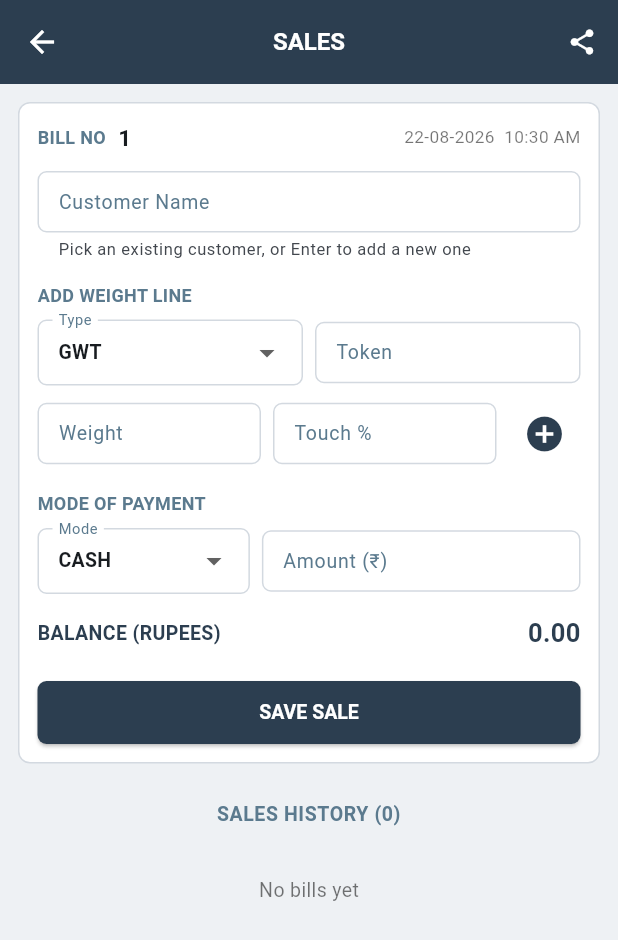
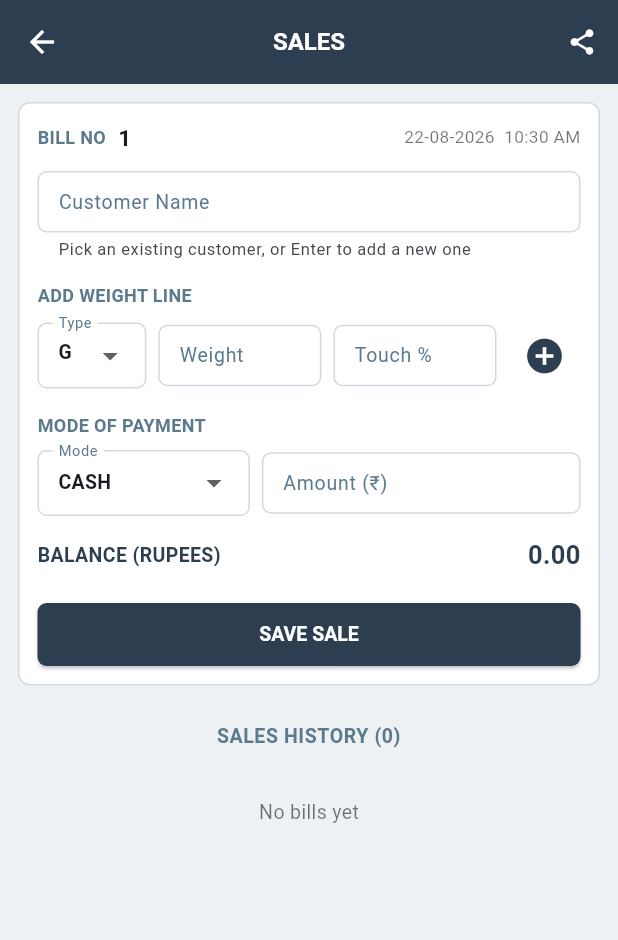
Before and after one commit to Vigneshwari116/goldrate, a Flutter app: the TransactionScreen screen opened directly, on a phone screen of 412 x 824 dp. Shown: the top 940 px of the screen. Run offline on Flutter 3.47's test engine with Material 3 defaults, Android fonts, the phone set to English and light mode, and no system bars; our stand-ins replace file_picker, pdf, share_plus, sqflite, sqflite_common_ffi; accounts and stored records are empty.

Commit message:
Fill the window on every screen and drop Token from bills
Sales and Purchase no longer have a Token field. Forms and lists
stretch across the content area so the right side is not left empty.

Co-authored-by: Vigneshwari116 <Vigneshwari116@users.noreply.github.com>

```diff
--- a/lib/screens/customer_master_screen.dart
+++ b/lib/screens/customer_master_screen.dart
@@ -506,6 +506,7 @@ class _CustomerMasterScreenState extends State<CustomerMasterScreen> {
 
   Widget _buildFormCard() {
     return Container(
+      width: double.infinity,
       decoration: BoxDecoration(
         color: AppColors.cardWhite,
         borderRadius: BorderRadius.circular(8),
@@ -731,10 +732,9 @@ class _CustomerMasterScreenState extends State<CustomerMasterScreen> {
           : Column(
         children: [
           Expanded(
-            child: SingleChildScrollView(
+            child: Padding(
               padding: const EdgeInsets.all(12),
               child: SplitLayout(
-                primaryWidth: 380,
                 primary: _buildFormCard(),
                 secondary: _buildListSection(),
               ),
--- a/lib/screens/history_screen.dart
+++ b/lib/screens/history_screen.dart
@@ -4,7 +4,6 @@ import 'package:path_provider/path_provider.dart';
 import 'package:share_plus/share_plus.dart';
 import '../database/database_helper.dart';
 import '../theme/app_theme.dart';
-import '../theme/responsive.dart';
 import '../widgets/app_shell.dart';
 
 class HistoryScreen extends StatefulWidget {
@@ -118,9 +117,7 @@ class _HistoryScreenState extends State<HistoryScreen> {
           style: TextStyle(fontSize: 13, color: Colors.black54),
         ),
       )
-          : CenteredMaxWidth(
-        maxWidth: 560,
-        child: ListView.builder(
+          : ListView.builder(
           padding: const EdgeInsets.fromLTRB(12, 12, 12, 80),
           itemCount: history.length,
           itemBuilder: (context, index) {
@@ -162,7 +159,6 @@ class _HistoryScreenState extends State<HistoryScreen> {
             );
           },
         ),
-      ),
       floatingActionButton: history.isEmpty
           ? null
           : FloatingActionButton.extended(
--- a/lib/screens/master_screen.dart
+++ b/lib/screens/master_screen.dart
@@ -2,7 +2,6 @@ import 'package:flutter/material.dart';
 import 'package:intl/intl.dart';
 import '../database/database_helper.dart';
 import '../theme/app_theme.dart';
-import '../theme/responsive.dart';
 import '../utils/number_format.dart';
 import '../widgets/app_shell.dart';
 import 'history_screen.dart';
@@ -174,9 +173,7 @@ class _MasterScreenState extends State<MasterScreen> {
       ),
       body: _loading
           ? const Center(child: CircularProgressIndicator())
-          : CenteredMaxWidth(
-        maxWidth: 560,
-        child: Column(
+          : Column(
           children: [
             // Single global "Last Updated" header
             Container(
@@ -283,7 +280,6 @@ class _MasterScreenState extends State<MasterScreen> {
             ),
           ],
         ),
-      ),
     );
   }
 }
--- a/lib/screens/opening_weight_screen.dart
+++ b/lib/screens/opening_weight_screen.dart
@@ -3,7 +3,6 @@ import 'package:intl/intl.dart';
 
 import '../database/database_helper.dart';
 import '../theme/app_theme.dart';
-import '../theme/responsive.dart';
 import '../utils/number_format.dart';
 import '../widgets/app_shell.dart';
 
@@ -171,8 +170,7 @@ class _OpeningWeightScreenState extends State<OpeningWeightScreen> {
           ? const Center(child: CircularProgressIndicator())
           : SingleChildScrollView(
         padding: const EdgeInsets.all(12),
-        child: CenteredMaxWidth(
-          child: Column(
+        child: Column(
             crossAxisAlignment: CrossAxisAlignment.stretch,
             children: [
               if (_saved != null) ...[
@@ -269,7 +267,6 @@ class _OpeningWeightScreenState extends State<OpeningWeightScreen> {
               ],
             ],
           ),
-        ),
       ),
     );
   }
--- a/lib/screens/supplier_master_screen.dart
+++ b/lib/screens/supplier_master_screen.dart
@@ -500,6 +500,7 @@ class _SupplierMasterScreenState extends State<SupplierMasterScreen> {
 
   Widget _buildFormCard() {
     return Container(
+      width: double.infinity,
       decoration: BoxDecoration(
         color: AppColors.cardWhite,
         borderRadius: BorderRadius.circular(8),
@@ -716,10 +717,9 @@ class _SupplierMasterScreenState extends State<SupplierMasterScreen> {
           : Column(
         children: [
           Expanded(
-            child: SingleChildScrollView(
+            child: Padding(
               padding: const EdgeInsets.all(12),
               child: SplitLayout(
-                primaryWidth: 380,
                 primary: _buildFormCard(),
                 secondary: _buildListSection(),
               ),
--- a/lib/screens/transaction_screen.dart
+++ b/lib/screens/transaction_screen.dart
@@ -80,13 +80,11 @@ class _TransactionScreenState extends State<TransactionScreen> {
   static final RegExp _numberRegex = RegExp(r'^\d+(\.\d+)?$');
 
   final _partyController = TextEditingController();
-  final _tokenController = TextEditingController();
   final _weightController = TextEditingController();
   final _touchController = TextEditingController();
   final _paymentAmountController = TextEditingController();
 
   final _partyFocus = FocusNode();
-  final _tokenFocus = FocusNode();
   final _weightFocus = FocusNode();
   final _touchFocus = FocusNode();
   final _paymentFocus = FocusNode();
@@ -149,12 +147,10 @@ class _TransactionScreenState extends State<TransactionScreen> {
   @override
   void dispose() {
     _partyController.dispose();
-    _tokenController.dispose();
     _weightController.dispose();
     _touchController.dispose();
     _paymentAmountController.dispose();
     _partyFocus.dispose();
-    _tokenFocus.dispose();
     _weightFocus.dispose();
     _touchFocus.dispose();
     _paymentFocus.dispose();
@@ -253,7 +249,7 @@ class _TransactionScreenState extends State<TransactionScreen> {
 
   Future<void> _onPartySubmitted() async {
     final ok = await _ensureKnownParty();
-    if (ok && mounted) _tokenFocus.requestFocus();
+    if (ok && mounted) _weightFocus.requestFocus();
   }
 
   /// Turns a party's outstanding {rupees, grams} totals into one line
@@ -303,16 +299,14 @@ class _TransactionScreenState extends State<TransactionScreen> {
     setState(() {
       _items.add(_TransactionItem(
         type: _selectedItemType,
-        token: _tokenController.text.trim(),
         weight: weight,
         touch: touch,
         rate: rate,
       ));
-      _tokenController.clear();
       _weightController.clear();
       _touchController.clear();
     });
-    _tokenFocus.requestFocus();
+    _weightFocus.requestFocus();
   }
 
   void _removeItem(int index) {
@@ -325,7 +319,6 @@ class _TransactionScreenState extends State<TransactionScreen> {
 
   void _clearForm() {
     _partyController.clear();
-    _tokenController.clear();
     _weightController.clear();
     _touchController.clear();
     _paymentAmountController.clear();
@@ -532,7 +525,6 @@ class _TransactionScreenState extends State<TransactionScreen> {
         for (var i = 0; i < items.length; i++)
           EstimateLine(
             sno: i + 1,
-            token: items[i].token,
             weight: items[i].weight,
             touch: items[i].touch,
             pureWt: items[i].pureWt,
@@ -645,6 +637,7 @@ class _TransactionScreenState extends State<TransactionScreen> {
   }
   Widget _buildFormCard() {
     return Container(
+      width: double.infinity,
       decoration: BoxDecoration(
         color: AppColors.cardWhite,
         borderRadius: BorderRadius.circular(8),
@@ -744,6 +737,7 @@ class _TransactionScreenState extends State<TransactionScreen> {
           Row(
             children: [
               Expanded(
+                flex: 2,
                 child: DropdownButtonFormField<String>(
                   value: _selectedItemType,
                   isExpanded: true,
@@ -758,21 +752,7 @@ class _TransactionScreenState extends State<TransactionScreen> {
               ),
               const SizedBox(width: 8),
               Expanded(
-                child: TextFormField(
-                  controller: _tokenController,
-                  focusNode: _tokenFocus,
-                  textInputAction: TextInputAction.next,
-                  onFieldSubmitted: (_) => _weightFocus.requestFocus(),
-                  style: const TextStyle(fontSize: 14),
-                  decoration: const InputDecoration(label: Text("Token")),
-                ),
-              ),
-            ],
-          ),
-          const SizedBox(height: 8),
-          Row(
-            children: [
-              Expanded(
+                flex: 3,
                 child: TextFormField(
                   controller: _weightController,
                   focusNode: _weightFocus,
@@ -787,6 +767,7 @@ class _TransactionScreenState extends State<TransactionScreen> {
               ),
               const SizedBox(width: 8),
               Expanded(
+                flex: 3,
                 child: TextFormField(
                   controller: _touchController,
                   focusNode: _touchFocus,
@@ -823,7 +804,6 @@ class _TransactionScreenState extends State<TransactionScreen> {
                 dataTextStyle: const TextStyle(fontSize: 12.5),
                 columns: const [
                   DataColumn(label: Text('SNo')),
-                  DataColumn(label: Text('TOKEN')),
                   DataColumn(label: Text('WT'), numeric: true),
                   DataColumn(label: Text('TOUCH'), numeric: true),
                   DataColumn(label: Text('PURE'), numeric: true),
@@ -833,7 +813,6 @@ class _TransactionScreenState extends State<TransactionScreen> {
                   final item = _items[index];
                   return DataRow(cells: [
                     DataCell(Text('${index + 1}')),
-                    DataCell(Text(item.token.isEmpty ? '-' : item.token)),
                     DataCell(Text(formatWeight(item.weight))),
                     DataCell(Text(formatWeight(item.touch))),
                     DataCell(Text(formatWeight(item.pureWt))),
@@ -1040,10 +1019,9 @@ class _TransactionScreenState extends State<TransactionScreen> {
       ),
       body: _loading
           ? const Center(child: CircularProgressIndicator())
-          : SingleChildScrollView(
+          : Padding(
         padding: const EdgeInsets.all(12),
         child: SplitLayout(
-          primaryWidth: 420,
           primary: _buildFormCard(),
           secondary: _buildHistorySection(),
         ),
--- a/lib/services/estimate_bill_pdf.dart
+++ b/lib/services/estimate_bill_pdf.dart
@@ -7,14 +7,12 @@ import '../utils/number_format.dart';
 
 class EstimateLine {
   final int sno;
-  final String token;
   final double weight;
   final double touch;
   final double pureWt;
 
   EstimateLine({
     required this.sno,
-    required this.token,
     required this.weight,
     required this.touch,
     required this.pureWt,
@@ -110,7 +108,6 @@ Future<Uint8List> buildEstimateBillPdf({
                 pw.TableRow(
                   children: [
                     _h('SNo', headerStyle),
-                    _h('Token', headerStyle),
                     _h('Weight', headerStyle),
                     _h('Touch', headerStyle),
                     _h('Pure', headerStyle),
@@ -120,7 +117,6 @@ Future<Uint8List> buildEstimateBillPdf({
                   pw.TableRow(
                     children: [
                       _c('${line.sno}', cellStyle),
-                      _c(line.token.isEmpty ? '-' : line.token, cellStyle),
                       _c(formatWeight(line.weight), cellStyle),
                       _c(formatWeight(line.touch), cellStyle),
                       _c(formatWeight(line.pureWt), cellStyle),
--- a/lib/theme/responsive.dart
+++ b/lib/theme/responsive.dart
@@ -1,85 +1,83 @@
 import 'package:flutter/material.dart';
 
-/// Practical desktop/mobile layout for a shop till app.
-///
-/// Nothing here changes font sizes, icon sizes, or paddings — every
-/// value already set in a screen file (fontSize: 14, Icon(size: 20),
-/// EdgeInsets.all(12), etc.) stays pixel-identical on both platforms.
-/// This only decides how content is ARRANGED when there's extra
-/// horizontal room (a desktop window), so a shop counter PC puts its
-/// screen to use instead of stretching a phone-shaped column across
-/// it, or floating it centered in empty space.
+/// Shop-till layout: use the full window, like a real jewellery POS.
 class Responsive {
   Responsive._();
 
-  /// Below this width: mobile behavior (single column, full width).
-  /// At or above: desktop behavior (side-by-side panels).
-  static const double breakpoint = 900;
+  static const double breakpoint = 800;
 
   static bool isWide(BuildContext context) =>
       MediaQuery.of(context).size.width >= breakpoint;
 }
 
-/// Puts `primary` (usually the entry form / main actions) and
-/// `secondary` (usually the history/list) side by side on a wide
-/// desktop window. On a phone-width screen it falls back to stacking
-/// them exactly as before this wrapper existed: primary, then
-/// secondary below.
+/// Form on the left, list/history on the right — both stretch to fill
+/// the window. Stacks on a narrow pane.
 class SplitLayout extends StatelessWidget {
   final Widget primary;
   final Widget secondary;
-  final double primaryWidth;
+  final int primaryFlex;
+  final int secondaryFlex;
   final double gap;
 
   const SplitLayout({
     super.key,
     required this.primary,
     required this.secondary,
-    this.primaryWidth = 380,
-    this.gap = 20,
+    this.primaryFlex = 5,
+    this.secondaryFlex = 6,
+    this.gap = 16,
   });
 
   @override
   Widget build(BuildContext context) {
-    if (!Responsive.isWide(context)) {
-      return Column(
+    return LayoutBuilder(
+      builder: (context, constraints) {
+        final stacked = !constraints.hasBoundedWidth ||
+            constraints.maxWidth < Responsive.breakpoint;
+        if (stacked) {
+          final column = Column(
             crossAxisAlignment: CrossAxisAlignment.stretch,
-        children: [primary, const SizedBox(height: 16), secondary],
+            children: [
+              primary,
+              SizedBox(height: gap),
+              secondary,
+            ],
+          );
+          if (constraints.hasBoundedHeight &&
+              constraints.maxHeight.isFinite) {
+            return SizedBox(
+              width: double.infinity,
+              child: SingleChildScrollView(child: column),
+            );
+          }
+          return column;
+        }
+
+        final fillHeight =
+            constraints.hasBoundedHeight && constraints.maxHeight.isFinite;
+
+        Widget pane(Widget child) {
+          if (!fillHeight) return child;
+          return SingleChildScrollView(
+            child: child,
           );
         }
 
-    return Row(
-      crossAxisAlignment: CrossAxisAlignment.start,
+        return SizedBox(
+          width: double.infinity,
+          height: fillHeight ? constraints.maxHeight : null,
+          child: Row(
+            crossAxisAlignment: fillHeight
+                ? CrossAxisAlignment.stretch
+                : CrossAxisAlignment.start,
             children: [
-        SizedBox(width: primaryWidth, child: primary),
+              Expanded(flex: primaryFlex, child: pane(primary)),
               SizedBox(width: gap),
-        Expanded(child: secondary),
+              Expanded(flex: secondaryFlex, child: pane(secondary)),
             ],
+          ),
+        );
+      },
     );
   }
 }
-
-/// For screens that are a single column of content (rates, history,
-/// opening weight, customer/supplier master) — on desktop this keeps
-/// the exact same phone-width content but centers it, instead of
-/// stretching form fields and list tiles uncomfortably across a wide
-/// monitor. Wrap the existing ListView/body in this and nothing else
-/// needs to change.
-class CenteredMaxWidth extends StatelessWidget {
-  final Widget child;
-  final double maxWidth;
-
-  const CenteredMaxWidth({
-    super.key,
-    required this.child,
-    this.maxWidth = 480,
-  });
-
-  @override
-  Widget build(BuildContext context) {
-    if (!Responsive.isWide(context)) return child;
-    return Center(
-      child: SizedBox(width: maxWidth, child: child),
-    );
-  }
-}
```
Also changed, not shown: lib/screens/home_screen.dart (+10 -3 lines). Lines whose indentation alone changed are shown as unchanged.
